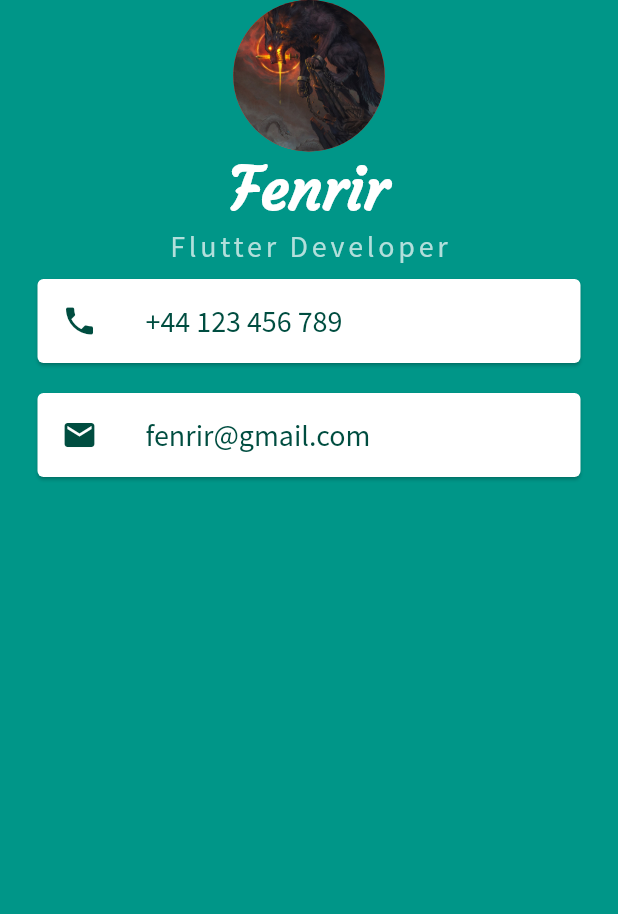
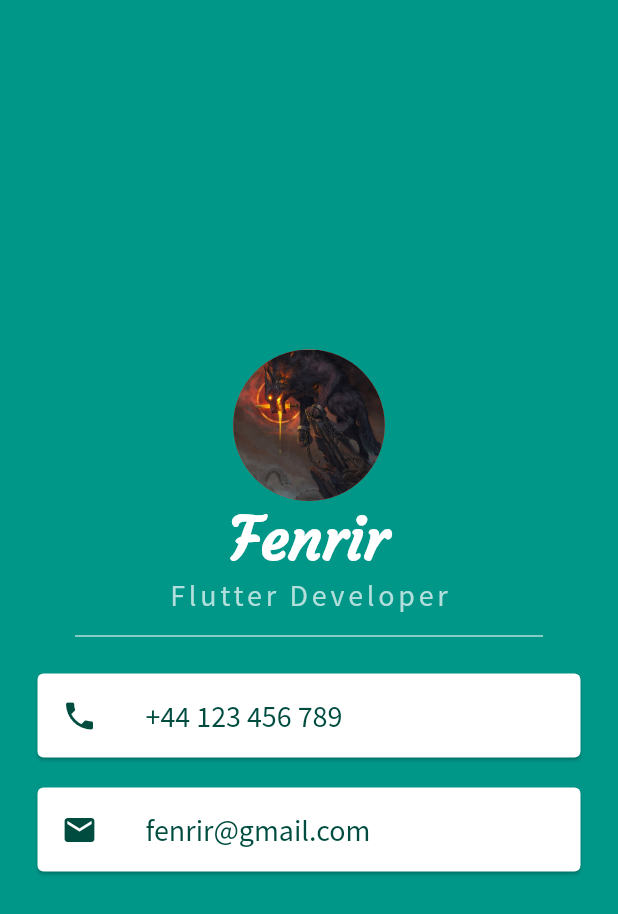
Before and after one commit to eclairsameal/FlutterDevelopmentBootcamp, a Flutter app: the screen it shows after launch, on a phone screen of 412 x 824 dp. Shown: the top 914 px of the screen. Run offline on Flutter 3.47's test engine with Material 2 defaults, Android fonts, the phone set to English and light mode, and no system bars.

Commit message:
置中跟分隔線

```diff
--- a/mi_card/lib/main.dart
+++ b/mi_card/lib/main.dart
@@ -13,6 +13,7 @@ class MyApp extends StatelessWidget {
         backgroundColor: Colors.teal,
         body: SafeArea(
           child: Column(
+            mainAxisAlignment: MainAxisAlignment.center,
             children: [
               CircleAvatar(
                 radius: 50.5,
@@ -37,8 +38,15 @@ class MyApp extends StatelessWidget {
                   letterSpacing: 2.5,  // 間距
                 ),
               ),
+              Divider(
+                height: 30,  // Divider框的高
+                thickness: 1,  // 線的粗細
+                indent: 50,  // 分隔器前緣的空白空間量
+                endIndent: 50,  // 分隔線後緣的空白空間量
+                color: Colors.teal.shade100,
+              ),
               Card(  // Container -> Card
-                color: Colors.white,
+                // color: Colors.white, // 預設是白色所以可以簡化
                 // padding: EdgeInsets.all(10.0),
                 margin: EdgeInsets.symmetric(vertical: 10.0, horizontal: 25.0),
                 child: ListTile(
@@ -57,7 +65,7 @@ class MyApp extends StatelessWidget {
                 )
               ),
               Card(  // Container -> Card
-                color: Colors.white,
+                // color: Colors.white, // 預設是白色所以可以簡化
                 // padding: EdgeInsets.all(10.0),
                 margin: EdgeInsets.symmetric(horizontal: 25.0, vertical: 10.0),
                 child: ListTile(
```
